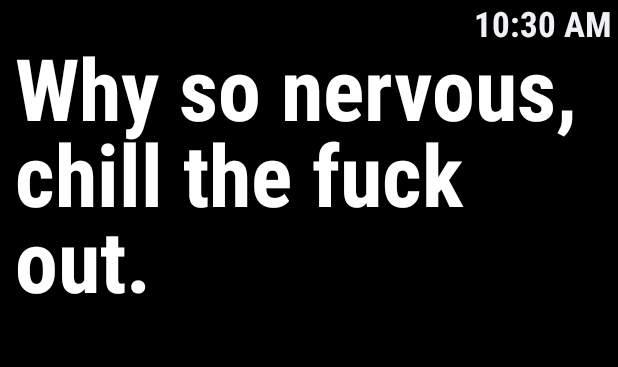
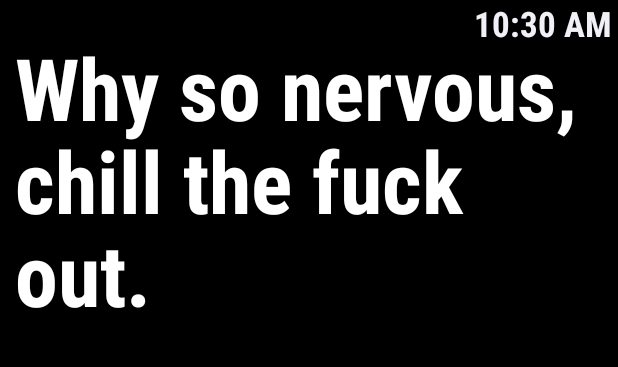
Before and after one commit to tajchert/SWear_Weather, an Android app: the layout main.xml on its own in the app's theme, with its tools: preview values and no code run, on a phone screen of 412 x 824 dp, the part 84-451 px from its top. Run offline under Robolectric (Android 15) with nearby library versions, the phone set to English and light mode, and no system bars.

Commit message:
Fixed line spacing, added activity to launcher list.

```diff
--- a/common/build.gradle
+++ b/common/build.gradle
@@ -8,8 +8,8 @@ android {
         applicationId "pl.tajchert.swearcommon"
         minSdkVersion 18
         targetSdkVersion 19
-        versionCode 2
-        versionName "0.1"
+        versionCode 3
+        versionName "0.3"
     }
     buildTypes {
         release {
--- a/common/src/main/java/pl/tajchert/swearcommon/Tools.java
+++ b/common/src/main/java/pl/tajchert/swearcommon/Tools.java
@@ -14,4 +14,6 @@ public class Tools {
 
     public static final String WEAR_PATH_ACTION_UPDATE = "/swear_data_from_watch";
     public static final String WEAR_ACTION_UPDATE = "please_update_swear_text";
+
+    public static final int REFRESH_INTERVAL = 1800000;//30min
 }
--- a/mobile/build.gradle
+++ b/mobile/build.gradle
@@ -8,8 +8,8 @@ android {
         applicationId "pl.tajchert.swear"
         minSdkVersion 18
         targetSdkVersion 19
-        versionCode 2
-        versionName "0.1"
+        versionCode 3
+        versionName "0.3"
     }
     buildTypes {
         release {
--- a/wear/build.gradle
+++ b/wear/build.gradle
@@ -9,8 +9,8 @@ android {
         applicationId "pl.tajchert.swear"
         minSdkVersion 20
         targetSdkVersion 20
-        versionCode 2
-        versionName "0.1"
+        versionCode 3
+        versionName "0.3"
     }
     buildTypes {
         release {
@@ -23,5 +23,6 @@ android {
 dependencies {
     compile fileTree(dir: 'libs', include: ['*.jar'])
     compile 'com.google.android.gms:play-services-wearable:+'
+    compile 'com.google.android.support:wearable:+'
     compile project(':common')
 }
--- a/wear/src/main/java/pl/tajchert/swear/AutoSizeTextView.java
+++ b/wear/src/main/java/pl/tajchert/swear/AutoSizeTextView.java
@@ -9,6 +9,7 @@ import android.text.Layout.Alignment;
 import android.text.StaticLayout;
 import android.text.TextPaint;
 import android.util.AttributeSet;
+import android.util.Log;
 import android.util.SparseIntArray;
 import android.util.TypedValue;
 import android.widget.TextView;
@@ -31,6 +32,8 @@ public class AutoSizeTextView extends TextView {
          */
         public int onTestSize(int suggestedSize, RectF availableSpace);
     }
+
+    private static final String TAG = "AutoSizeTextView";
 
     private RectF mTextRect = new RectF();
 
@@ -144,6 +147,7 @@ public class AutoSizeTextView extends TextView {
         mMaxTextSize = TypedValue.applyDimension(unit, size,
                 r.getDisplayMetrics());
         mTextCachedSizes.clear();
+        Log.d(TAG, "TEXT SIZE:" + mMaxTextSize);
         adjustTextSize(getText().toString());
     }
 
@@ -253,8 +257,15 @@ public class AutoSizeTextView extends TextView {
         }
         size = binarySearch(start, end, sizeTester, availableSpace);
         mTextCachedSizes.put(key, size);
+        setLineSpacing(findBestLineSpacing(size), 1f);
         return size;
     }
+    private static int findBestLineSpacing(int fontSize){
+        int spacing = 0;
+        spacing = fontSize/10 * (-1);
+        return  spacing;
+    }
+
 
     private static int binarySearch(int start, int end, SizeTester sizeTester,
                                     RectF availableSpace) {
--- a/wear/src/main/java/pl/tajchert/swear/DataLayerListenerService.java
+++ b/wear/src/main/java/pl/tajchert/swear/DataLayerListenerService.java
@@ -47,7 +47,6 @@ public class DataLayerListenerService extends WearableListenerService {
                 Log.d(TAG, "got: " + weatherText);
                 if(weatherText != null) {
                     weatherText = weatherText.replaceAll("\\d","");
-
                     if(!weatherText.equals("")){
                         getBaseContext().getSharedPreferences(Tools.PREFS, MODE_PRIVATE).edit().putString(Tools.PREFS_KEY_SWEAR_TEXT, weatherText).commit();
                         getBaseContext().sendBroadcast(new Intent(Tools.DATA_CHANGED_ACTION));
--- a/wear/src/main/res/layout/main.xml
+++ b/wear/src/main/res/layout/main.xml
@@ -21,7 +21,7 @@
         android:layout_alignParentBottom="true"
         android:layout_alignParentLeft="true"
         android:layout_alignParentRight="true"
-        android:lineSpacingExtra="-10sp"
+        android:lineSpacingExtra="-8sp"
         android:fontFamily="sans-serif-condensed"
         android:textStyle="bold"
         android:text="@string/swear_null"
```
Also changed, not shown: wear/src/main/AndroidManifest.xml (+10 -4 lines), wear/src/main/java/pl/tajchert/swear/ActivityWatchface.java (renamed from wear/src/main/java/pl/tajchert/swear/WatchfaceSWear.java, +10 -8 lines), wear/src/main/res/values/strings.xml (+6 -2 lines), 1 other file.
